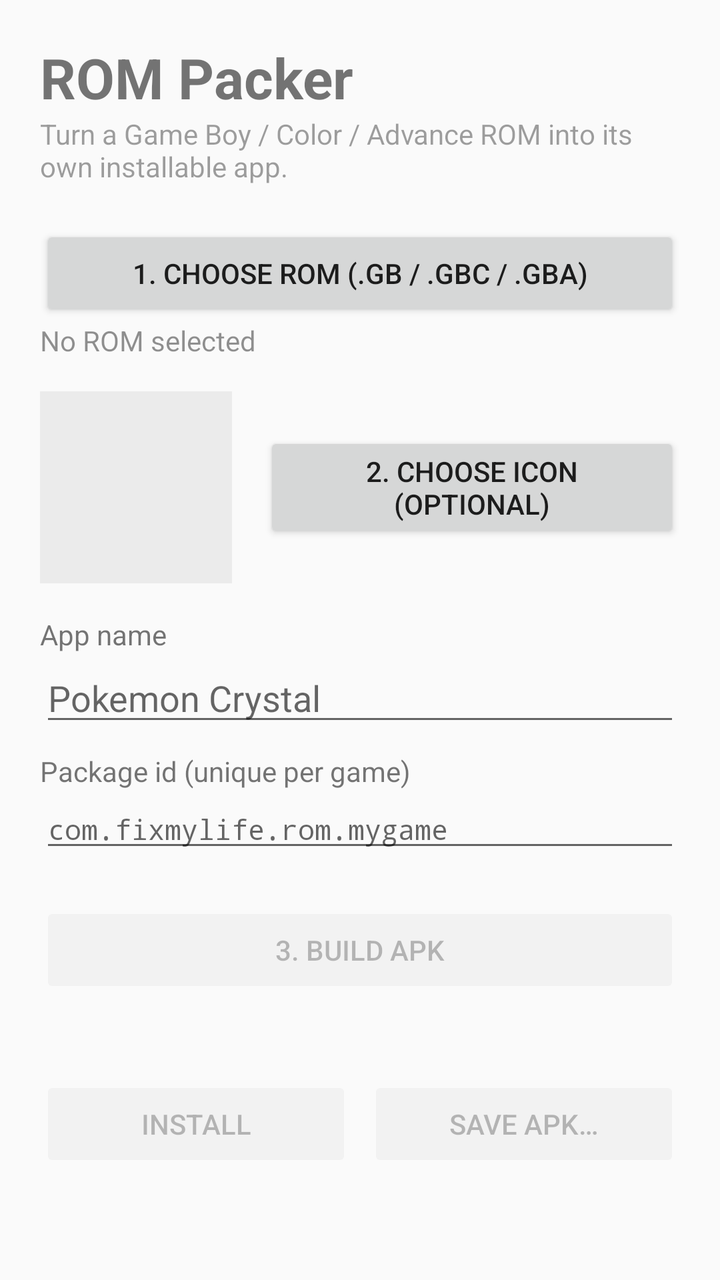
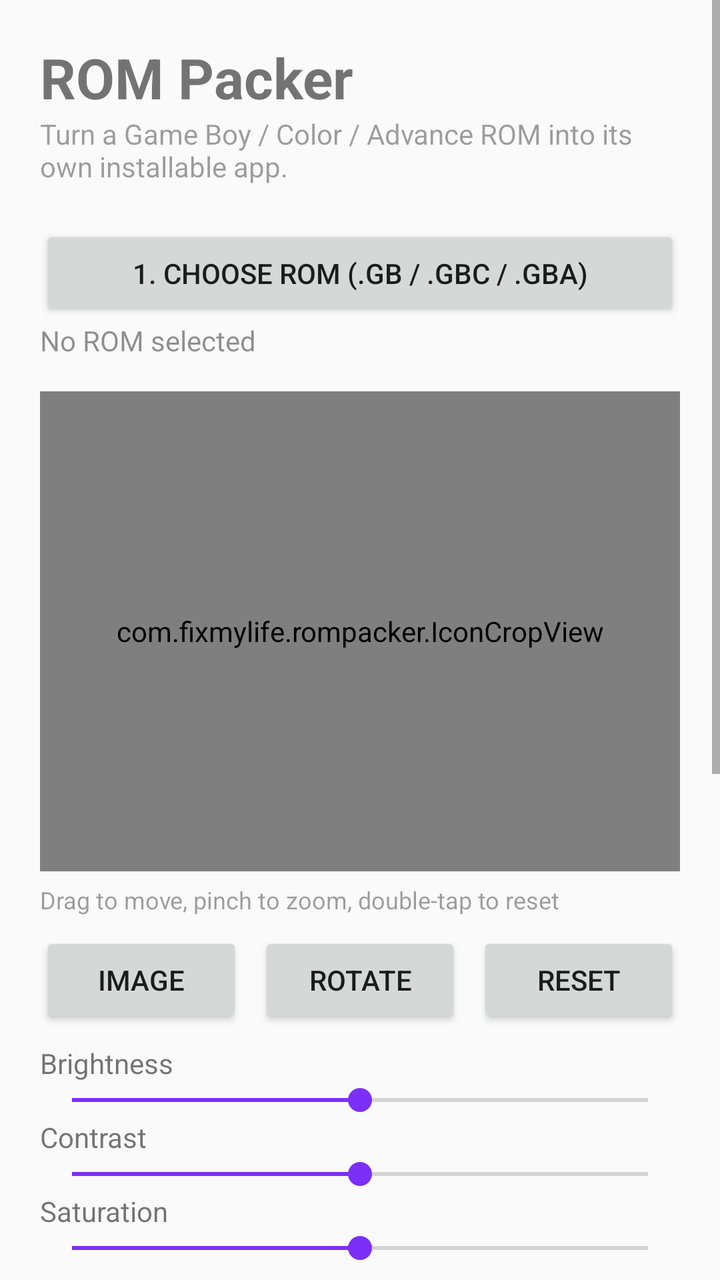

Screens rendered from an Android XML layout before and after an edit, with the pre-edit source and the edit as a unified diff.
<!-- AndroidManifest.xml: application theme Theme.RomPacker -->
<!-- res/layout/activity_main.xml -->
<?xml version="1.0" encoding="utf-8"?>
<ScrollView xmlns:android="http://schemas.android.com/apk/res/android"
    android:layout_width="match_parent"
    android:layout_height="match_parent"
    android:fitsSystemWindows="true">

    <LinearLayout
        android:layout_width="match_parent"
        android:layout_height="wrap_content"
        android:orientation="vertical"
        android:padding="20dp">

        <TextView
            android:layout_width="wrap_content"
            android:layout_height="wrap_content"
            android:text="ROM Packer"
            android:textSize="28sp"
            android:textStyle="bold" />

        <TextView
            android:layout_width="wrap_content"
            android:layout_height="wrap_content"
            android:layout_marginBottom="20dp"
            android:alpha="0.7"
            android:text="Turn a Game Boy / Color / Advance ROM into its own installable app." />

        <Button
            android:id="@+id/pickRom"
            android:layout_width="match_parent"
            android:layout_height="wrap_content"
            android:text="1. Choose ROM (.gb / .gbc / .gba)" />

        <TextView
            android:id="@+id/romInfo"
            android:layout_width="match_parent"
            android:layout_height="wrap_content"
            android:layout_marginBottom="16dp"
            android:alpha="0.8"
            android:text="No ROM selected" />

        <LinearLayout
            android:layout_width="match_parent"
            android:layout_height="wrap_content"
            android:layout_marginBottom="16dp"
            android:gravity="center_vertical"
            android:orientation="horizontal">

            <ImageView
                android:id="@+id/iconPreview"
                android:layout_width="96dp"
                android:layout_height="96dp"
                android:layout_marginEnd="16dp"
                android:background="#22888888"
                android:contentDescription="Icon preview"
                android:scaleType="centerCrop" />

            <Button
                android:id="@+id/pickIcon"
                android:layout_width="0dp"
                android:layout_height="wrap_content"
                android:layout_weight="1"
                android:text="2. Choose icon (optional)" />
        </LinearLayout>

        <TextView
            android:layout_width="wrap_content"
            android:layout_height="wrap_content"
            android:text="App name" />

        <EditText
            android:id="@+id/appName"
            android:layout_width="match_parent"
            android:layout_height="wrap_content"
            android:hint="Pokemon Crystal"
            android:inputType="textCapWords"
            android:maxLength="50" />

        <TextView
            android:layout_width="wrap_content"
            android:layout_height="wrap_content"
            android:layout_marginTop="8dp"
            android:text="Package id (unique per game)" />

        <EditText
            android:id="@+id/packageId"
            android:layout_width="match_parent"
            android:layout_height="wrap_content"
            android:fontFamily="monospace"
            android:hint="com.fixmylife.rom.mygame"
            android:inputType="textNoSuggestions|textVisiblePassword"
            android:textSize="14sp" />

        <Button
            android:id="@+id/build"
            android:layout_width="match_parent"
            android:layout_height="wrap_content"
            android:layout_marginTop="20dp"
            android:enabled="false"
            android:text="3. Build APK" />

        <ProgressBar
            android:id="@+id/progress"
            style="?android:attr/progressBarStyleHorizontal"
            android:layout_width="match_parent"
            android:layout_height="wrap_content"
            android:indeterminate="true"
            android:visibility="gone" />

        <TextView
            android:id="@+id/status"
            android:layout_width="match_parent"
            android:layout_height="wrap_content"
            android:layout_marginTop="8dp"
            android:textIsSelectable="true" />

        <LinearLayout
            android:layout_width="match_parent"
            android:layout_height="wrap_content"
            android:layout_marginTop="12dp"
            android:orientation="horizontal">

            <Button
                android:id="@+id/install"
                android:layout_width="0dp"
                android:layout_height="wrap_content"
                android:layout_marginEnd="8dp"
                android:layout_weight="1"
                android:enabled="false"
                android:text="Install" />

            <Button
                android:id="@+id/save"
                android:layout_width="0dp"
                android:layout_height="wrap_content"
                android:layout_weight="1"
                android:enabled="false"
                android:text="Save APK…" />
        </LinearLayout>
    </LinearLayout>
</ScrollView>
<!-- resources referenced by this layout -->
<resources>
  <style name="Theme.RomPacker" parent="android:Theme.Material.Light.NoActionBar">
          <item name="android:colorAccent">#7B2FF7</item>
          <item name="android:colorPrimary">#7B2FF7</item>
      </style>
</resources>

<!-- the commit's change to res/layout/activity_main.xml (unified diff, before → after) -->
@@ -38,29 +38,108 @@
             android:alpha="0.8"
             android:text="No ROM selected" />
 
+        <com.fixmylife.rompacker.IconCropView
+            android:id="@+id/iconCrop"
+            android:layout_width="match_parent"
+            android:layout_height="240dp"
+            android:layout_gravity="center_horizontal"
+            android:background="#22888888" />
+
+        <TextView
+            android:layout_width="wrap_content"
+            android:layout_height="wrap_content"
+            android:layout_marginTop="6dp"
+            android:alpha="0.7"
+            android:text="Drag to move, pinch to zoom, double-tap to reset"
+            android:textSize="12sp" />
+
         <LinearLayout
             android:layout_width="match_parent"
             android:layout_height="wrap_content"
-            android:layout_marginBottom="16dp"
-            android:gravity="center_vertical"
+            android:layout_marginTop="8dp"
             android:orientation="horizontal">
 
-            <ImageView
-                android:id="@+id/iconPreview"
-                android:layout_width="96dp"
-                android:layout_height="96dp"
-                android:layout_marginEnd="16dp"
-                android:background="#22888888"
-                android:contentDescription="Icon preview"
-                android:scaleType="centerCrop" />
-
             <Button
                 android:id="@+id/pickIcon"
                 android:layout_width="0dp"
                 android:layout_height="wrap_content"
-                android:layout_weight="1"
-                android:text="2. Choose icon (optional)" />
+                android:layout_marginEnd="8dp"
+                android:layout_weight="1"
+                android:text="Image" />
+
+            <Button
+                android:id="@+id/rotateIcon"
+                android:layout_width="0dp"
+                android:layout_height="wrap_content"
+                android:layout_marginEnd="8dp"
+                android:layout_weight="1"
+                android:text="Rotate" />
+
+            <Button
+                android:id="@+id/resetIcon"
+                android:layout_width="0dp"
+                android:layout_height="wrap_content"
+                android:layout_weight="1"
+                android:text="Reset" />
         </LinearLayout>
+
+        <TextView
+            android:layout_width="wrap_content"
+            android:layout_height="wrap_content"
+            android:layout_marginTop="8dp"
+            android:text="Brightness" />
+
+        <SeekBar
+            android:id="@+id/brightness"
+            android:layout_width="match_parent"
+            android:layout_height="wrap_content"
+            android:max="100"
+            android:progress="50" />
+
+        <TextView
+            android:layout_width="wrap_content"
+            android:layout_height="wrap_content"
+            android:text="Contrast" />
+
+        <SeekBar
+            android:id="@+id/contrast"
+            android:layout_width="match_parent"
+            android:layout_height="wrap_content"
+            android:max="100"
+            android:progress="50" />
+
+        <TextView
+            android:layout_width="wrap_content"
+            android:layout_height="wrap_content"
+            android:text="Saturation" />
+
+        <SeekBar
+            android:id="@+id/saturation"
+            android:layout_width="match_parent"
+            android:layout_height="wrap_content"
+            android:max="100"
+            android:progress="50" />
+
+        <TextView
+            android:layout_width="wrap_content"
+            android:layout_height="wrap_content"
+            android:layout_marginTop="12dp"
+            android:text="Cover art — game code or title" />
+
+        <EditText
+            android:id="@+id/gameCode"
+            android:layout_width="match_parent"
+            android:layout_height="wrap_content"
+            android:hint="CGB-BXRJ-JPN or Pocket Monsters Crystal"
+            android:inputType="textCapCharacters|textNoSuggestions"
+            android:textSize="14sp" />
+
+        <Button
+            android:id="@+id/findCover"
+            android:layout_width="match_parent"
+            android:layout_height="wrap_content"
+            android:layout_marginBottom="12dp"
+            android:text="Find cover art" />
 
         <TextView
             android:layout_width="wrap_content"
